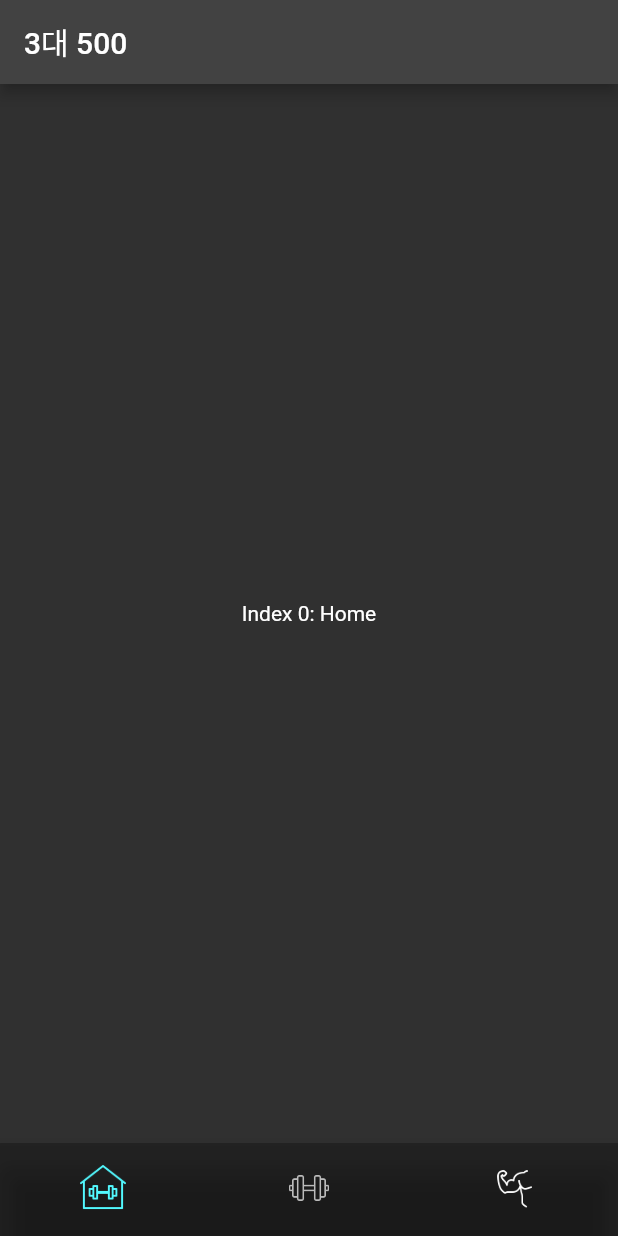
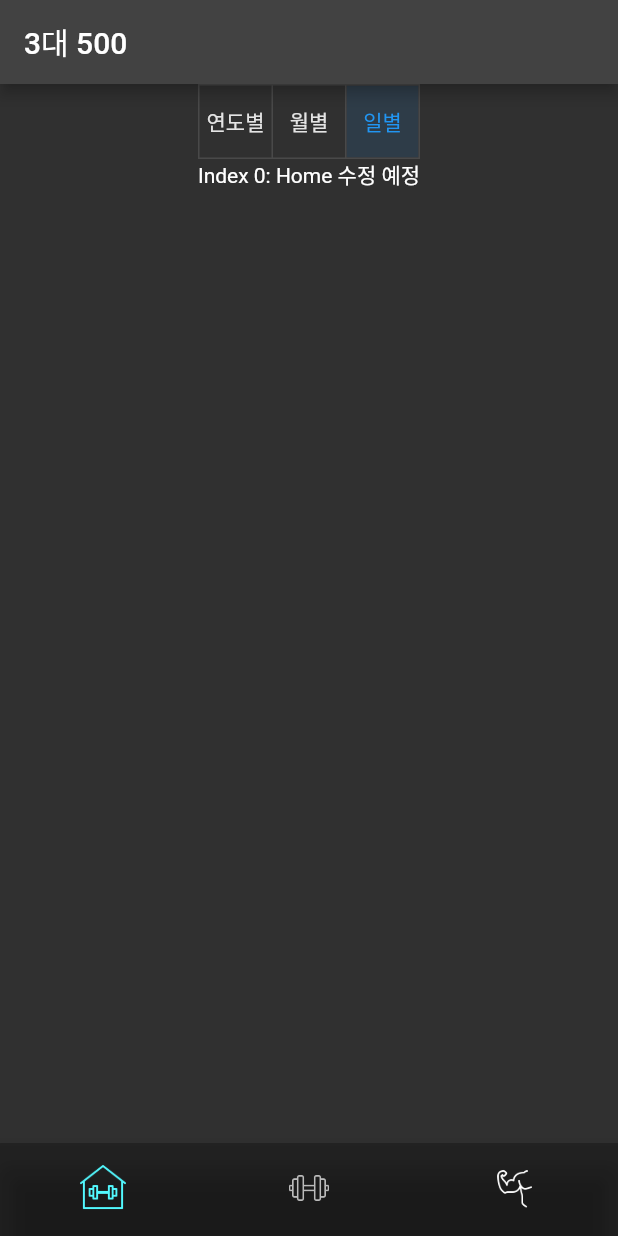
Before and after one commit to mcoding777/Flutter_Health, a Flutter app: the screen it shows after launch, on a phone screen of 412 x 824 dp. Run offline on Flutter 3.47's test engine with Material 2 defaults, Android fonts, the phone set to English and light mode, and no system bars.

Commit message:
feat: home screen 분리 및 toggle 버튼 추가

```diff
--- /dev/null
+++ b/lib/components/button/home_view_toggle_button.dart
@@ -0,0 +1,49 @@
+import 'package:flutter/material.dart';
+import 'package:health/models/button.dart';
+
+class HomeViewToggleButton extends StatefulWidget {
+  const HomeViewToggleButton({Key? key}) : super(key: key);
+
+  @override
+  State<HomeViewToggleButton> createState() => _HomeViewToggleButtonState();
+}
+
+class _HomeViewToggleButtonState extends State<HomeViewToggleButton> {
+  List<Button> buttons = <Button>[
+    Button(widget: const Text("연도별"), isSelected: false),
+    Button(widget: const Text("월별"), isSelected: false),
+    Button(widget: const Text("일별"), isSelected: true),
+  ];
+
+  List<Button> updateButtons(int index, Button button) {
+    List<Button> newButtons = [...buttons];
+    newButtons[index] = button;
+    return newButtons;
+  }
+
+  @override
+  Widget build(BuildContext context) {
+    return ToggleButtons(
+      onPressed: (int index) {
+        List<Button> newButtons = [...buttons];
+        // 각 버튼을 돌면서 isSelected 값 변경하기
+        for (int buttonIndex = 0; buttonIndex < buttons.length; buttonIndex++) {
+          Button newButton = Button(
+              widget: buttons[buttonIndex].widget,
+              isSelected: buttons[buttonIndex].isSelected);
+          if (buttonIndex == index) {
+            newButton.isSelected = true;
+          } else {
+            newButton.isSelected = false;
+          }
+          newButtons[buttonIndex] = newButton;
+        }
+        setState(() {
+          buttons = newButtons;
+        });
+      },
+      isSelected: buttons.map((e) => e.isSelected).toList(),
+      children: buttons.map((e) => e.widget).toList(),
+    );
+  }
+}
--- /dev/null
+++ b/lib/models/button.dart
@@ -0,0 +1,11 @@
+import 'package:flutter/material.dart';
+
+class Button {
+  late Widget widget;
+  late bool isSelected;
+
+  Button({
+    required this.widget,
+    required this.isSelected,
+  });
+}
--- a/lib/screen/home_screen.dart
+++ b/lib/screen/home_screen.dart
@@ -1,8 +1,6 @@
 import 'package:flutter/material.dart';
 
-import './add_screen.dart';
-import './my_screen.dart';
-import '../style/color.dart';
+import '../components/button/home_view_toggle_button.dart';
 
 class HomeScreen extends StatefulWidget {
   const HomeScreen({Key? key}) : super(key: key);
@@ -12,64 +10,13 @@ class HomeScreen extends StatefulWidget {
 }
 
 class _HomeScreenState extends State<HomeScreen> {
-  int _selectedIndex = 0;
-
-  static const List<Widget> _widgetOptions = <Widget>[
-    Center(
-      child: Text('Index 0: Home'),
-    ),
-    AddScreen(),
-    MyScreen(),
-  ];
-
-  void _onItemTapped(int index) {
-    setState(() {
-      _selectedIndex = index;
-    });
-  }
-
   @override
   Widget build(BuildContext context) {
-    return Scaffold(
-      appBar: AppBar(
-        title: const Text('3대 500'),
-      ),
-      body: Center(
-        child: _widgetOptions.elementAt(_selectedIndex),
-      ),
-      bottomNavigationBar: BottomNavigationBar(
-        items: <BottomNavigationBarItem>[
-          const BottomNavigationBarItem(
-              icon: ImageIcon(AssetImage('images/home_light.png'), size: 27),
-              label: 'Home',
-              activeIcon:
-                  ImageIcon(AssetImage('images/home_light.png'), size: 32)),
-          const BottomNavigationBarItem(
-            icon: ImageIcon(AssetImage('images/add_light.png'), size: 27),
-            label: 'Add',
-            activeIcon: ImageIcon(AssetImage('images/add_light.png'), size: 32),
-          ),
-          BottomNavigationBarItem(
-            icon: Image.asset(
-              'images/my_light.png',
-              width: 27,
-            ),
-            label: 'My',
-            activeIcon: Image.asset(
-              'images/my_light.png',
-              width: 32,
-              color: selectedColor,
-            ),
-          ),
-        ],
-        showSelectedLabels: false,
-        showUnselectedLabels: false,
-        currentIndex: _selectedIndex,
-        onTap: _onItemTapped,
-        selectedIconTheme: IconThemeData(
-          color: selectedColor,
-        ),
-      ),
+    return Column(
+      children: const [
+        HomeViewToggleButton(),
+        Text('Index 0: Home 수정 예정'),
+      ],
     );
   }
 }
--- /dev/null
+++ b/lib/screen/main_screen.dart
@@ -0,0 +1,74 @@
+import 'package:flutter/material.dart';
+
+import './home_screen.dart';
+import './add_screen.dart';
+import './my_screen.dart';
+import '../style/color.dart';
+
+class MainScreen extends StatefulWidget {
+  const MainScreen({Key? key}) : super(key: key);
+
+  @override
+  State<MainScreen> createState() => _MainScreenState();
+}
+
+class _MainScreenState extends State<MainScreen> {
+  int _selectedIndex = 0;
+
+  static const List<Widget> _widgetOptions = <Widget>[
+    HomeScreen(),
+    AddScreen(),
+    MyScreen(),
+  ];
+
+  void _onItemTapped(int index) {
+    setState(() {
+      _selectedIndex = index;
+    });
+  }
+
+  @override
+  Widget build(BuildContext context) {
+    return Scaffold(
+      appBar: AppBar(
+        title: const Text('3대 500'),
+      ),
+      body: Center(
+        child: _widgetOptions.elementAt(_selectedIndex),
+      ),
+      bottomNavigationBar: BottomNavigationBar(
+        items: <BottomNavigationBarItem>[
+          const BottomNavigationBarItem(
+              icon: ImageIcon(AssetImage('images/home_light.png'), size: 27),
+              label: 'Home',
+              activeIcon:
+                  ImageIcon(AssetImage('images/home_light.png'), size: 32)),
+          const BottomNavigationBarItem(
+            icon: ImageIcon(AssetImage('images/add_light.png'), size: 27),
+            label: 'Add',
+            activeIcon: ImageIcon(AssetImage('images/add_light.png'), size: 32),
+          ),
+          BottomNavigationBarItem(
+            icon: Image.asset(
+              'images/my_light.png',
+              width: 27,
+            ),
+            label: 'My',
+            activeIcon: Image.asset(
+              'images/my_light.png',
+              width: 32,
+              color: selectedColor,
+            ),
+          ),
+        ],
+        showSelectedLabels: false,
+        showUnselectedLabels: false,
+        currentIndex: _selectedIndex,
+        onTap: _onItemTapped,
+        selectedIconTheme: IconThemeData(
+          color: selectedColor,
+        ),
+      ),
+    );
+  }
+}
--- a/lib/screen/splash_screen.dart
+++ b/lib/screen/splash_screen.dart
@@ -1,7 +1,7 @@
 import 'package:flutter/material.dart';
 import 'dart:async';
 
-import './home_screen.dart';
+import 'main_screen.dart';
 
 class SplashScreen extends StatefulWidget {
   const SplashScreen({Key? key}) : super(key: key);
@@ -22,7 +22,7 @@ class SplashScreenState extends State<SplashScreen> {
   void moveToHome() {
     setState(() {
       Navigator.of(context).pushReplacement(
-          MaterialPageRoute(builder: (context) => const HomeScreen()));
+          MaterialPageRoute(builder: (context) => const MainScreen()));
     });
   }
 
```
